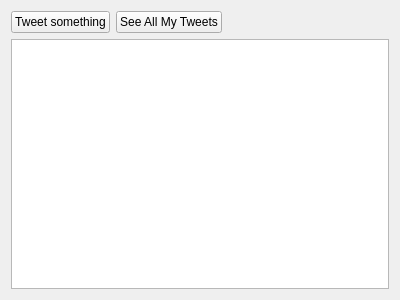
The window that gui/displaytweetgui.ui (Huy-Nguyen-HCI/RocketBook) describes before a commit, drawn with Qt 5.
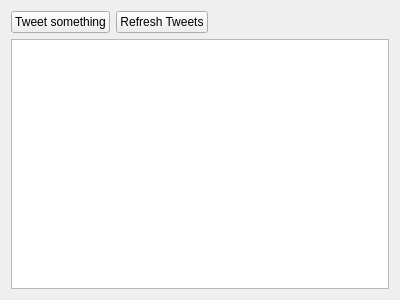
The same window after the commit.

The edit to the form file:
```diff
--- a/gui/displaytweetgui.ui
+++ b/gui/displaytweetgui.ui
@@ -42,7 +42,7 @@
      <item row="0" column="1">
       <widget class="QPushButton" name="refreshMyTweets">
        <property name="text">
-        <string>See All My Tweets</string>
+        <string>Refresh Tweets</string>
        </property>
       </widget>
      </item>
```
